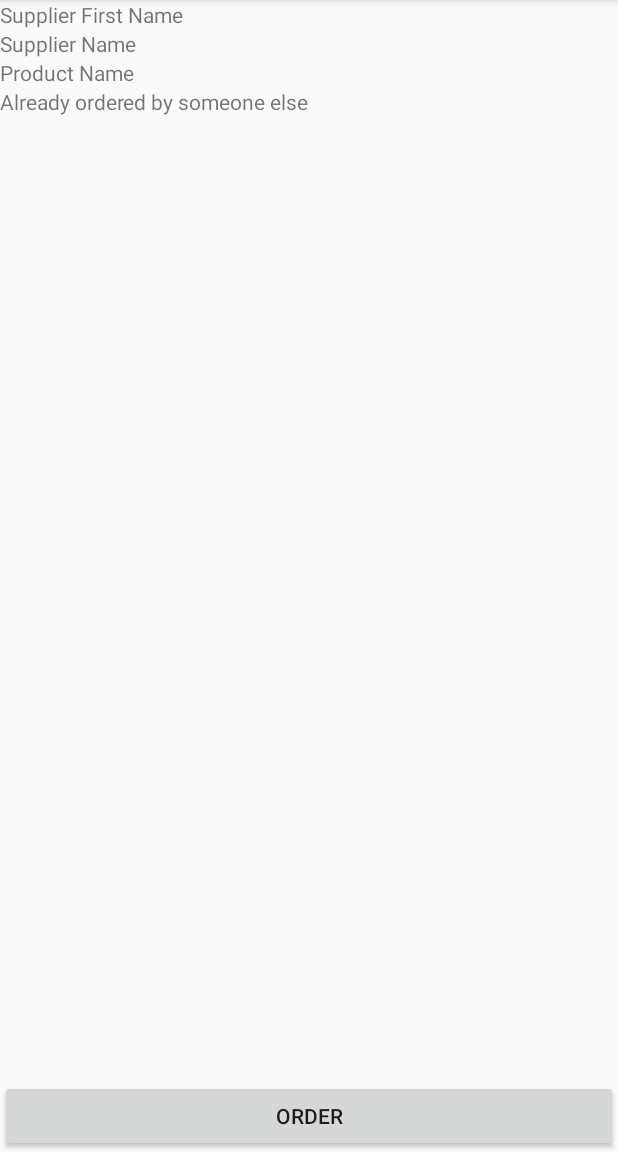
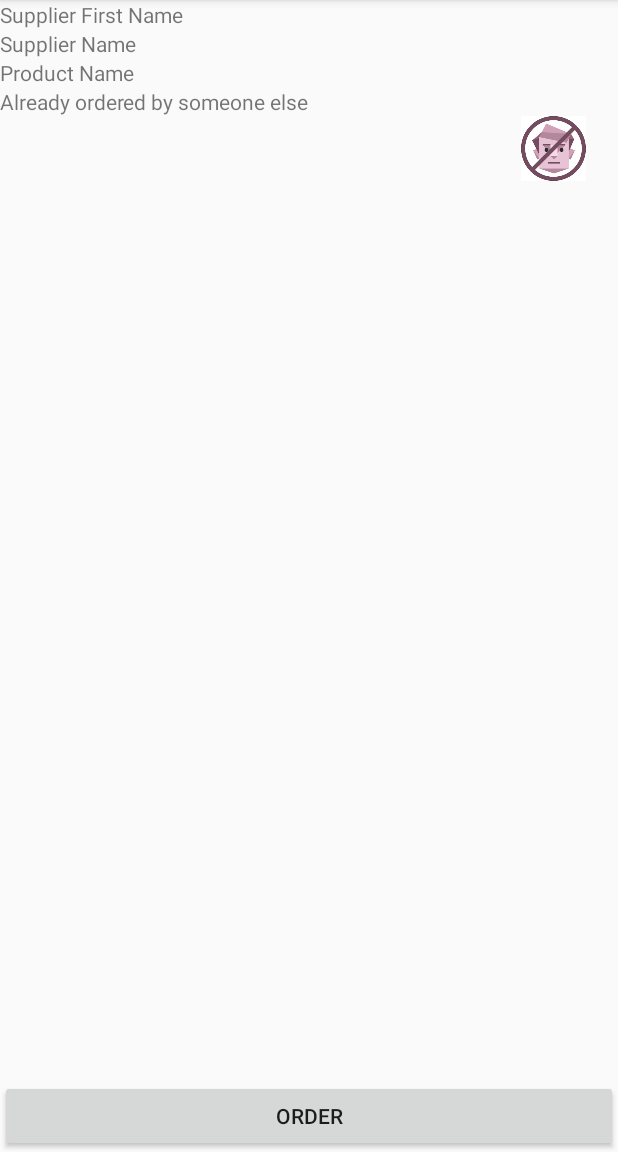
Before and after one commit to grosclara/food-sharing-app, an Android app: the OrderActivity screen opened directly, with no data from a screen before it, on a phone screen of 412 x 824 dp, the part 84-1236 px from its top. Run offline under Robolectric (Android 15) with nearby library versions, the phone set to English and light mode, and no system bars; our stand-ins replace Picasso; pictures from the network do not load; 4 statements that could not run were skipped.

Commit message:
display of the product picture in the order activity

```diff
--- a/frontend/app/src/main/java/com/example/frontend/activity/OrderActivity.java
+++ b/frontend/app/src/main/java/com/example/frontend/activity/OrderActivity.java
@@ -7,6 +7,7 @@ import android.os.Bundle;
 import android.util.Log;
 import android.view.View;
 import android.widget.Button;
+import android.widget.ImageView;
 import android.widget.TextView;
 import android.widget.Toast;
 
@@ -14,6 +15,7 @@ import com.example.frontend.R;
 import com.example.frontend.api.RequestHelper;
 import com.example.frontend.model.Product;
 import com.example.frontend.model.User;
+import com.squareup.picasso.Picasso;
 
 import retrofit2.Call;
 import retrofit2.Callback;
@@ -35,6 +37,7 @@ public class OrderActivity extends AppCompatActivity {
     TextView textViewSupplierName;
     TextView textViewSupplierFirstName;
     private RequestHelper requestHelper;
+    ImageView imageViewProduct;
 
     /**
      *
@@ -50,8 +53,6 @@ public class OrderActivity extends AppCompatActivity {
         Intent toOrderActivityIntent = getIntent();
         Product product = (Product) toOrderActivityIntent.getSerializableExtra("product");
 
-        Toast.makeText(getApplicationContext(), product.getProduct_picture(), Toast.LENGTH_SHORT).show();
-
         // Retrieve and display the supplier information in the upper Linear Layout
         int userID = product.getSupplier();
         getUserById(userID);
@@ -59,6 +60,7 @@ public class OrderActivity extends AppCompatActivity {
         // Display the product info in the lower Linear Layout
         textViewProductName = findViewById(R.id.textViewProductName);
         textViewProductStatus = findViewById(R.id.textViewProductStatus);
+        imageViewProduct = findViewById(R.id.imageViewProduct);
 
         textViewProductName.setText(product.getName());
         if(product.getIs_available()){
@@ -66,6 +68,7 @@ public class OrderActivity extends AppCompatActivity {
         } else{
             textViewProductStatus.setText("Already ordered by someone else");
         }
+        Picasso.get().load(product.getProduct_picture()).into(imageViewProduct);
     }
 
     public void getUserById(int userId){
--- a/frontend/app/src/main/res/layout/activity_order.xml
+++ b/frontend/app/src/main/res/layout/activity_order.xml
@@ -30,6 +30,14 @@
         app:layout_constraintTop_toBottomOf="@id/textViewSupplierFirstName" />
 
 
+    <ImageView
+        android:id="@+id/imageViewProduct"
+        android:layout_width="86dp"
+        android:layout_height="43dp"
+        app:layout_constraintTop_toBottomOf="@id/textViewProductStatus"
+        app:layout_constraintRight_toRightOf="parent"
+        android:src="@drawable/test" />
+
     <TextView
         android:id="@+id/textViewProductName"
         android:layout_width="match_parent"
```
Also changed, not shown: 1 other file.
